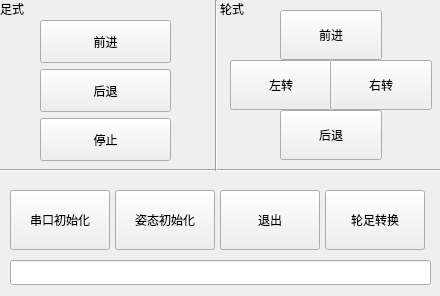
Skyendless/MiniBot, file biped.ui: the form before one commit.
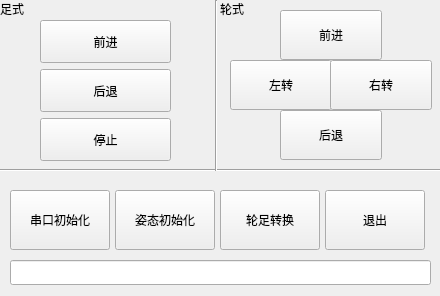
The form after the commit. Icons and pictures are not drawn.

Patch:
```diff
--- a/biped.ui
+++ b/biped.ui
@@ -274,7 +274,7 @@
   <widget class="QPushButton" name="button_quit">
    <property name="geometry">
     <rect>
-     <x>220</x>
+     <x>325</x>
      <y>190</y>
      <width>100</width>
      <height>60</height>
@@ -305,7 +305,7 @@
   <widget class="QPushButton" name="button_transform">
    <property name="geometry">
     <rect>
-     <x>325</x>
+     <x>220</x>
      <y>190</y>
      <width>100</width>
      <height>60</height>
```
Left out of the diff: 44 changed lines with no effect on the pictures.
